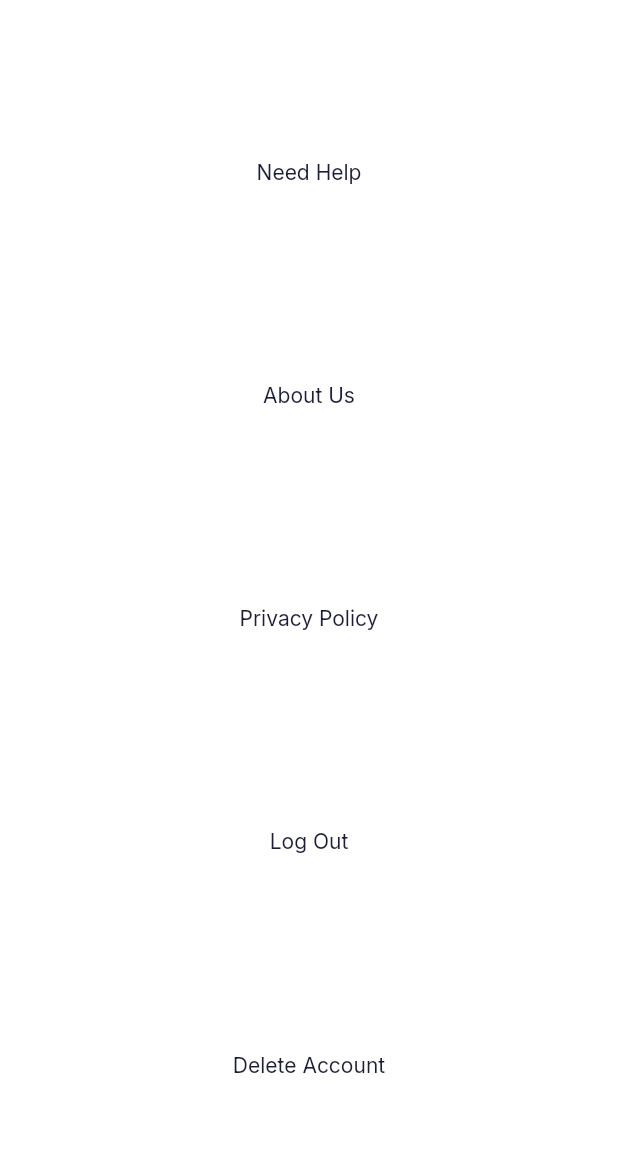
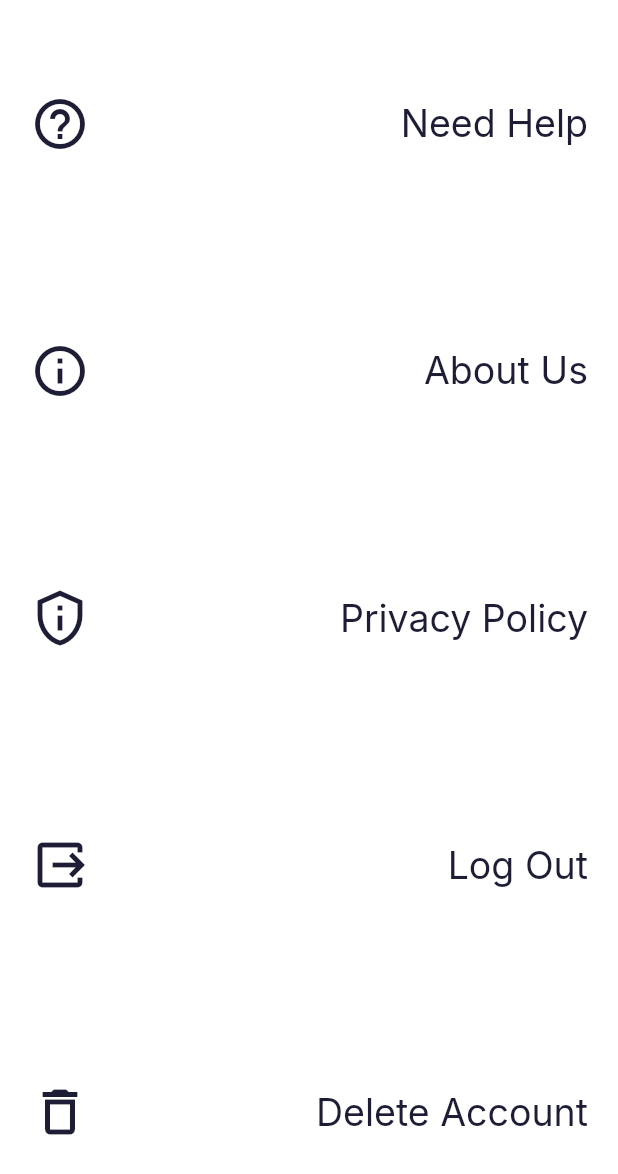
Before and after one commit to barisozcelikay/chatchain, a Flutter app: the SettingsPage widget shown alone on an empty page, opened directly, on a phone screen of 412 x 824 dp. Shown: the top 1174 px of the screen. Run offline on Flutter 3.47's test engine with Material 2 defaults, Android fonts, the phone set to English and light mode, and no system bars; our stand-ins replace google_fonts, image_picker, qr_flutter; missing offline and left inert: qr_code_scanner; network calls fail.

Commit message:
settings layout added

```diff
--- a/lib/Screens/home_page.dart
+++ b/lib/Screens/home_page.dart
@@ -28,6 +28,7 @@ class _HomePageState extends State<HomePage> {
   Widget build(BuildContext context) {
     return Scaffold(
         appBar: AppBar(
+          automaticallyImplyLeading: false,
           title: appBarTexts[_currentIndex],
           toolbarHeight: 100,
           actions: _currentIndex == 1
--- a/lib/Screens/settings_page.dart
+++ b/lib/Screens/settings_page.dart
@@ -1,5 +1,9 @@
+// ignore_for_file: prefer_const_constructors, prefer_const_literals_to_create_immutables, use_key_in_widget_constructors, deprecated_member_use
+
+import 'package:chatchain/Screens/aboutUs_page.dart';
 import 'package:chatchain/theme.dart';
 import 'package:flutter/material.dart';
+import 'package:url_launcher/url_launcher.dart';
 
 class SettingsPage extends StatefulWidget {
   @override
@@ -7,26 +11,126 @@ class SettingsPage extends StatefulWidget {
 }
 
 class _SettingsPageState extends State<SettingsPage> {
+  final Uri _url = Uri.parse('google.com');
+
+  Future _launchUrl() async {
+    if (!await launchUrl(_url)) throw 'Could not launch $_url';
+  }
+
   @override
   Widget build(BuildContext context) {
-    return Center(
-      child: Container(
-        child: Padding(
-          padding: EdgeInsets.all(40),
-          child: Column(
-            mainAxisAlignment: MainAxisAlignment.spaceAround,
-            crossAxisAlignment: CrossAxisAlignment.center,
-            children: [
-              // Text("Dark Mode")),
-              Text("Need Help"),
-              Text("About Us"),
-              Text("Privacy Policy"),
-              Text("Log Out"),
-              Text("Delete Account")
-            ],
+    return Column(
+      mainAxisAlignment: MainAxisAlignment.start,
+      crossAxisAlignment: CrossAxisAlignment.start,
+      children: [
+        // Text("Dark Mode")),
+        SettingsCard(
+            onPressed: () async {
+              print("hello world");
+              const url = 'https://blog.logrocket.com';
+              if (await canLaunch(url)) {
+                await launch(url);
+              } else {
+                throw 'Could not launch $url';
+              }
+            },
+            title: "Need Help",
+            icon: Icon(
+              Icons.help_outline,
+              size: 40,
+            )),
+        SettingsCard(
+          onPressed: () {
+            Navigator.pushNamed(context, AboutUsPage.id);
+          },
+          title: "About Us",
+          icon: Icon(
+            Icons.info_outline,
+            size: 40,
           ),
         ),
-      ),
+        SettingsCard(
+          onPressed: () {
+            Navigator.pushNamed(context, AboutUsPage.id);
+          },
+          title: "Privacy Policy",
+          icon: Icon(
+            Icons.privacy_tip_outlined,
+            size: 40,
+          ),
+        ),
+        SettingsCard(
+          onPressed: () {
+            Navigator.pushNamed(context, AboutUsPage.id);
+          },
+          title: "Log Out",
+          icon: Icon(
+            Icons.output,
+            size: 40,
+          ),
+        ),
+        SettingsCard(
+          onPressed: () {
+            Navigator.pushNamed(context, AboutUsPage.id);
+          },
+          title: "Delete Account",
+          icon: Icon(
+            Icons.delete_outline,
+            size: 40,
+          ),
+        ),
+
+        /*  Expanded(
+            child: Container(
+                decoration: BoxDecoration(
+                    border: Border.all(),
+                    borderRadius: BorderRadius.all(Radius.circular(5.0))),
+                padding: EdgeInsets.symmetric(horizontal: 20),
+                alignment: Alignment.centerLeft,
+                child: Row(
+                    mainAxisAlignment: MainAxisAlignment.spaceBetween,
+                    children: [
+                      Icon(
+                        Icons.privacy_tip_outlined,
+                        size: 40,
+                      ),
+                      Text(
+                        "Privacy Policy",
+                        style: TextStyle(fontSize: 25),
+                      )
+                    ]))),*/
+      ],
     );
   }
 }
+
+class SettingsCard extends StatelessWidget {
+  const SettingsCard(
+      {Key? key,
+      required this.title,
+      required this.icon,
+      required this.onPressed})
+      : super(key: key);
+  final String title;
+  final Icon icon;
+  final VoidCallback onPressed;
+
+  @override
+  Widget build(BuildContext context) {
+    return Expanded(
+        child: InkWell(
+      onTap: onPressed,
+      child: Container(
+          padding: EdgeInsets.symmetric(horizontal: 20),
+          alignment: Alignment.centerLeft,
+          child:
+              Row(mainAxisAlignment: MainAxisAlignment.spaceBetween, children: [
+            icon,
+            Text(
+              title,
+              style: TextStyle(fontSize: 25),
+            )
+          ])),
+    ));
+  }
+}
--- a/lib/main.dart
+++ b/lib/main.dart
@@ -1,5 +1,6 @@
 // ignore_for_file: use_key_in_widget_constructors, prefer_const_constructors
 
+import 'package:chatchain/Screens/aboutUs_page.dart';
 import 'package:chatchain/Screens/addFriend_page.dart';
 import 'package:chatchain/Screens/messages_page.dart';
 import 'package:chatchain/Screens/profile_qr_page.dart';
@@ -28,7 +29,8 @@ class ChatChain extends StatelessWidget {
         MessagesPage.id: (context) => MessagesPage(),
         AddFriendPage.id: (context) => AddFriendPage(),
         ProfileQrPage.id: (context) => ProfileQrPage(),
-        QrCodeScannerPage.id: (context) => QrCodeScannerPage()
+        QrCodeScannerPage.id: (context) => QrCodeScannerPage(),
+        AboutUsPage.id: (context) => AboutUsPage()
       },
     );
   }
--- a/pubspec.yaml
+++ b/pubspec.yaml
@@ -23,6 +23,7 @@ dependencies:
   path_provider: ^2.0.9
   qr_flutter: ^4.0.0
   qr_code_scanner: ^0.7.0
+  url_launcher: ^6.1.1
 
 dev_dependencies:
   flutter_test:
```
Also changed, not shown: lib/Screens/aboutUs_page.dart (added, +11 -0 lines), lib/Screens/profile_page.dart (+52 -14 lines), pubspec.lock, 2 other files.
